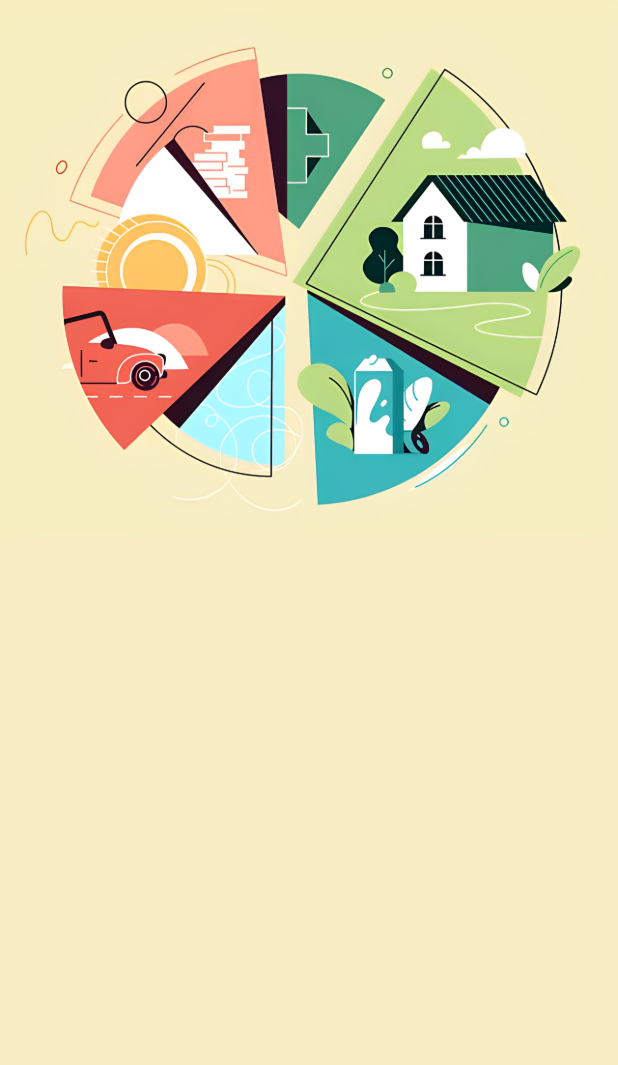
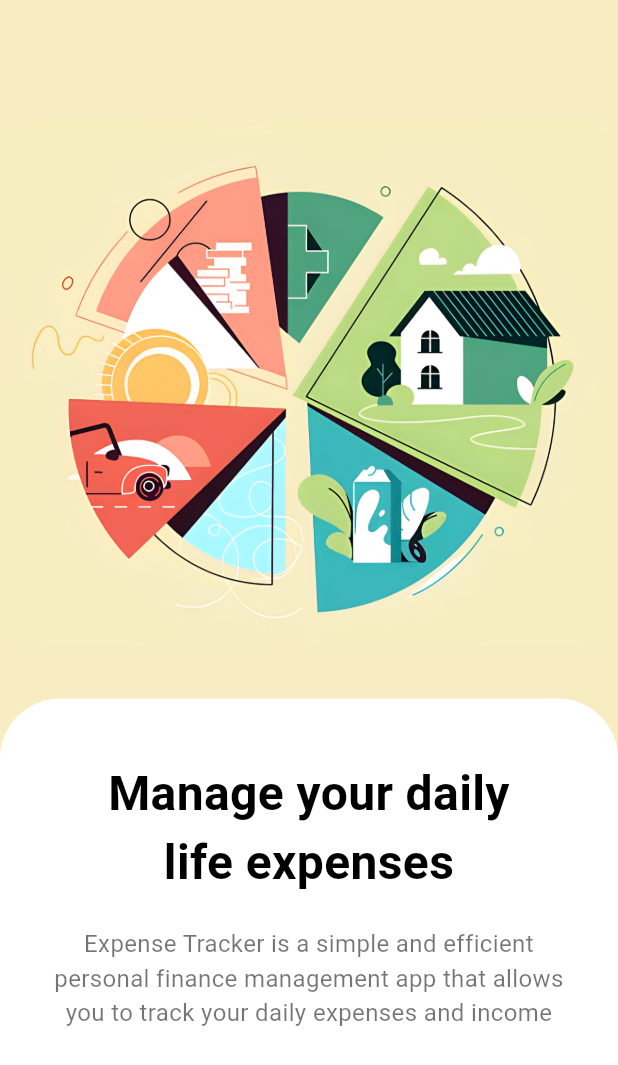
Before and after one commit to TU7SHAR/expense_tracker, a Flutter app: the screen it shows after launch, on a phone screen of 412 x 824 dp. Shown: the top 1065 px of the screen. Run offline on Flutter 3.47's test engine with Material 3 defaults, Android fonts, the phone set to English and light mode, and no system bars.

Commit message:
onboarding

```diff
--- a/lib/pages/Onboarding.dart
+++ b/lib/pages/Onboarding.dart
@@ -12,8 +12,62 @@ class _OnboardingState extends State<Onboarding> {
   Widget build(BuildContext context) {
     return Scaffold(
       backgroundColor: const Color(0xFFF8EDC2),
-      body: Container(
-        child: Column(children: [Image.asset("images/onboard.png")]),
+      body: Stack(
+        children: [
+          // 1. Top Section for Image
+          Column(
+            children: [
+              const SizedBox(height: 80.0),
+              Center(
+                child: Image.asset(
+                  'images/onboard.png',
+                  height: 350,
+                  fit: BoxFit.contain,
+                ),
+              ),
+            ],
+          ),
+          // 2. White Bottom Sheet Container
+          Align(
+            alignment: Alignment.bottomCenter,
+            child: Container(
+              width: MediaQuery.of(context).size.width,
+              height: MediaQuery.of(context).size.height / 2.3,
+              decoration: const BoxDecoration(
+                color: Colors.white,
+                borderRadius: BorderRadius.only(
+                  topLeft: Radius.circular(40),
+                  topRight: Radius.circular(40),
+                ),
+              ),
+              child: Padding(
+                padding: const EdgeInsets.symmetric(
+                  horizontal: 30.0,
+                  vertical: 40.0,
+                ),
+                child: Column(
+                  children: [
+                    const Text(
+                      "Manage your daily \nlife expenses",
+                      textAlign: TextAlign.center,
+                      style: TextStyle(
+                        color: Colors.black,
+                        fontSize: 32.0,
+                        fontWeight: FontWeight.bold,
+                      ),
+                    ),
+                    const SizedBox(height: 20),
+                    const Text(
+                      "Expense Tracker is a simple and efficient personal finance management app that allows you to track your daily expenses and income",
+                      textAlign: TextAlign.center,
+                      style: TextStyle(color: Colors.black54, fontSize: 16.0),
+                    ),
+                  ],
+                ),
+              ),
+            ),
+          ),
+        ],
       ),
     );
   }
```
